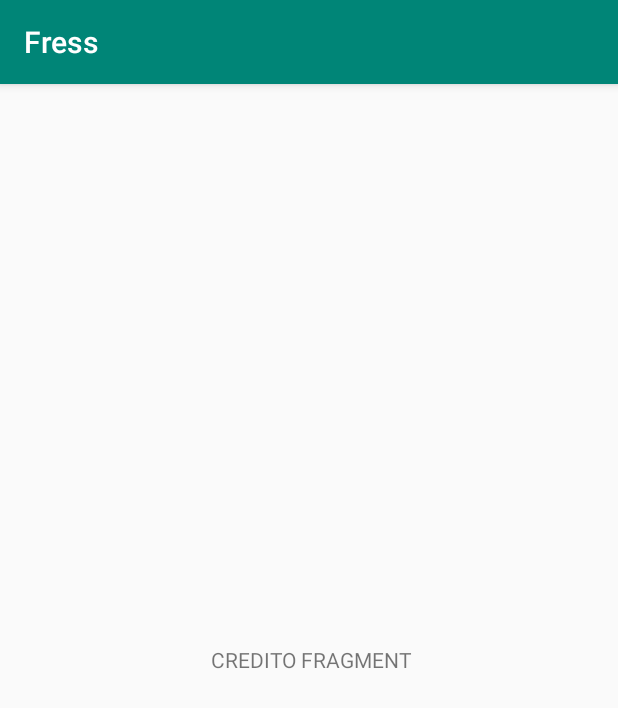
After one commit to Mazter707/Fress, an Android app: the fragment CreditFragment shown on its own in the app's theme, on a phone screen of 412 x 824 dp. The commit adds this screen. Shown: the top 708 px of the screen. Run offline under Robolectric (Android 15) with nearby library versions, the phone set to English and light mode, and no system bars.

Commit message:
Fragments
Se crearon los 3 fragments

```diff
--- a/app/build.gradle
+++ b/app/build.gradle
@@ -23,6 +23,7 @@ dependencies {
     implementation 'com.android.support:appcompat-v7:28.0.0'
     implementation 'com.android.support:design:28.0.0'
     implementation 'com.android.support.constraint:constraint-layout:1.1.3'
+    implementation 'com.android.support:support-v4:28.0.0'
     testImplementation 'junit:junit:4.12'
     androidTestImplementation 'com.android.support.test:runner:1.0.2'
     androidTestImplementation 'com.android.support.test.espresso:espresso-core:3.0.2'
--- /dev/null
+++ b/app/src/main/java/jesus/com/mazter707/fress/fragments/CreditFragment.java
@@ -0,0 +1,30 @@
+package jesus.com.mazter707.fress.fragments;
+
+
+import android.os.Bundle;
+import android.support.v4.app.Fragment;
+import android.view.LayoutInflater;
+import android.view.View;
+import android.view.ViewGroup;
+
+import jesus.com.mazter707.fress.R;
+
+/**
+ * A simple {@link Fragment} subclass.
+ */
+public class CreditFragment extends Fragment {
+
+
+    public CreditFragment() {
+        // Required empty public constructor
+    }
+
+
+    @Override
+    public View onCreateView(LayoutInflater inflater, ViewGroup container,
+                             Bundle savedInstanceState) {
+        // Inflate the layout for this fragment
+        return inflater.inflate(R.layout.fragment_credit, container, false);
+    }
+
+}
--- /dev/null
+++ b/app/src/main/res/layout/fragment_credit.xml
@@ -0,0 +1,15 @@
+<?xml version="1.0" encoding="utf-8"?>
+<FrameLayout xmlns:android="http://schemas.android.com/apk/res/android"
+    xmlns:tools="http://schemas.android.com/tools"
+    android:layout_width="match_parent"
+    android:layout_height="match_parent"
+    tools:context=".fragments.CreditFragment">
+
+    <!-- TODO: Update blank fragment layout -->
+    <TextView
+        android:layout_width="match_parent"
+        android:layout_height="match_parent"
+        android:text=" CREDITO FRAGMENT"
+        android:gravity="center"/>
+
+</FrameLayout>
--- a/app/src/main/res/values/strings.xml
+++ b/app/src/main/res/values/strings.xml
@@ -1,3 +1,6 @@
 <resources>
     <string name="app_name">Fress</string>
+
+    <!-- TODO: Remove or change this placeholder text -->
+    <string name="hello_blank_fragment">Hello blank fragment</string>
 </resources>
```
Also changed, not shown: app/src/main/java/jesus/com/mazter707/fress/fragments/InventoryFragment.java (added, +30 -0 lines), app/src/main/java/jesus/com/mazter707/fress/fragments/SalesFragment.java (added, +30 -0 lines), app/src/main/res/layout/fragment_inventory.xml (added, +15 -0 lines), app/src/main/res/layout/fragment_sales.xml (added, +14 -0 lines), app/src/main/java/jesus/com/mazter707/fress/MainActivity.java (line endings or trailing spaces).
